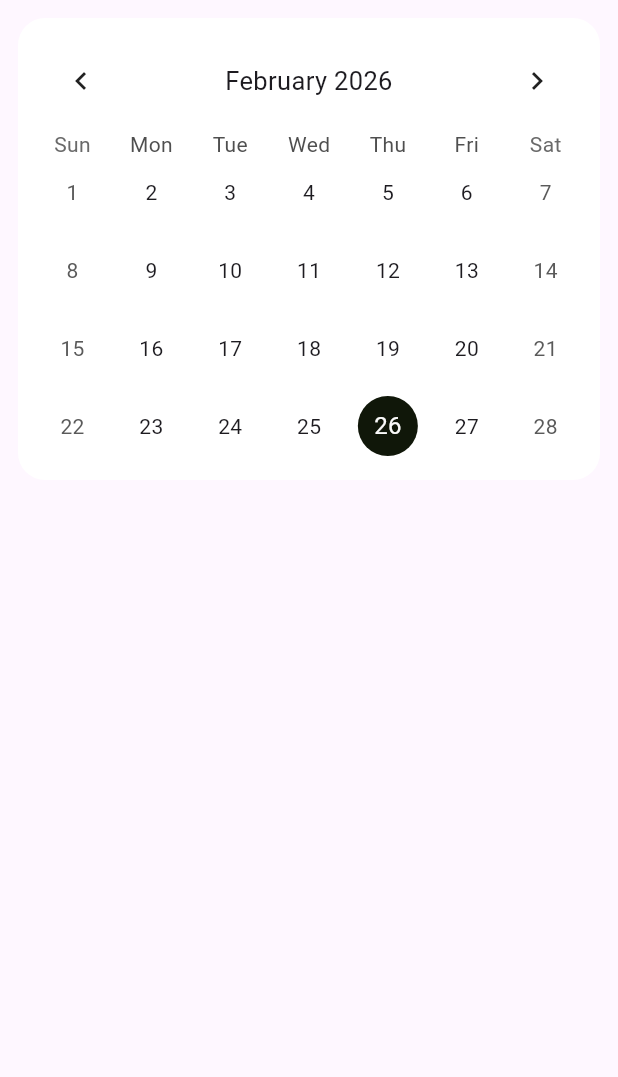
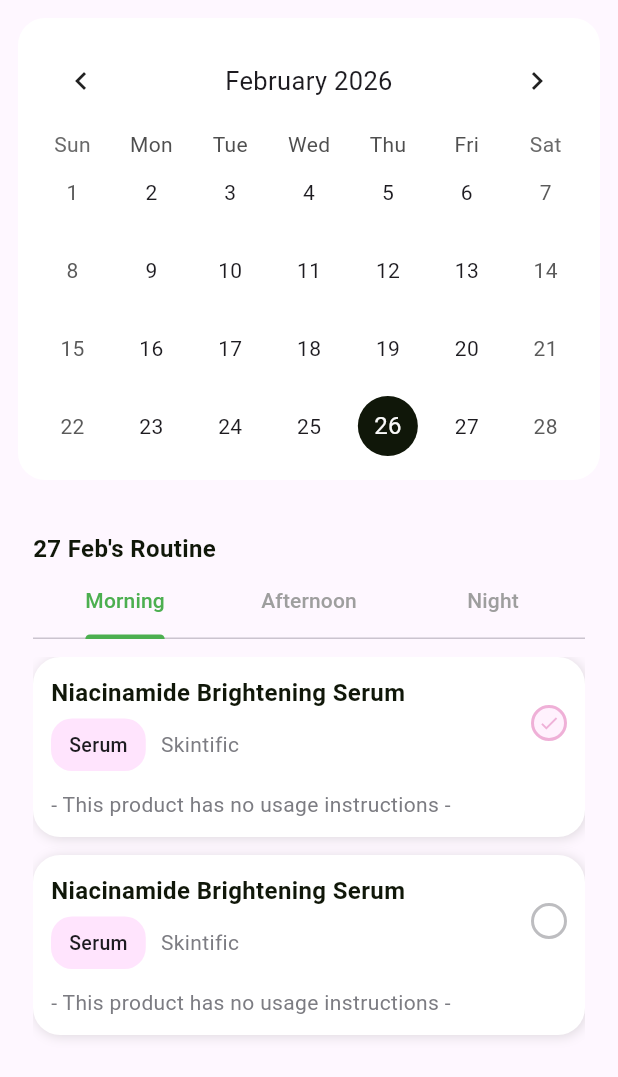
Before and after one commit to FlazeFy/Aurea-Mobile, a Flutter app: the RoutinePage screen opened directly, on a phone screen of 412 x 824 dp. Shown: the top 1077 px of the screen. Run offline on Flutter 3.47's test engine with Material 3 defaults, Android fonts, the phone set to English and light mode, and no system bars; drawn by our look-alikes of table_calendar; our stand-ins replace bloc, dio, equatable, flutter_bloc, flutter_secure_storage; accounts and stored records are empty.

Commit message:
feat(routine) :  add treatments routines by day UI

```diff
--- a/lib/features/dashboard/presentation/pages/routine_page.dart
+++ b/lib/features/dashboard/presentation/pages/routine_page.dart
@@ -1,4 +1,5 @@
 import 'package:aurea/features/dashboard/presentation/ui/organisms/o_routine_calendar.dart';
+import 'package:aurea/features/dashboard/presentation/ui/organisms/o_treatment_routines_by_day_list.dart';
 import 'package:flutter/material.dart';
 
 class RoutinePage extends StatelessWidget {
@@ -6,10 +7,16 @@ class RoutinePage extends StatelessWidget {
 
   @override
   Widget build(BuildContext context) {
+    final screenHeight = MediaQuery.of(context).size.height;
+
     return Scaffold(
       body: ListView(
-        children: const [
-          OrganismRoutineCalendar()
+        children: [
+          const OrganismRoutineCalendar(),
+          SizedBox(
+            height: screenHeight,
+            child: const OrganismTreatmentRoutinesByDayList()
+          )
         ],
       ),
     );
--- /dev/null
+++ b/lib/features/dashboard/presentation/ui/organisms/o_treatment_routines_by_day_list.dart
@@ -0,0 +1,66 @@
+import 'package:aurea/core/atoms/a_text.dart';
+import 'package:aurea/core/global/style.dart';
+import 'package:aurea/core/molecules/m_inventory_schedule_box.dart';
+import 'package:flutter/material.dart';
+
+class OrganismTreatmentRoutinesByDayList extends StatelessWidget {
+  const OrganismTreatmentRoutinesByDayList({super.key});
+
+  @override
+  Widget build(BuildContext context) {
+    return DefaultTabController(
+      length: 3,
+      child: Container(
+        margin: const EdgeInsets.all(spaceMD),
+        padding: const EdgeInsets.all(spaceSM),
+        child: Column(
+          crossAxisAlignment: CrossAxisAlignment.start,
+          children: [
+            const AtomText(text: "27 Feb's Routine", type: 'content-title'),
+            const TabBar(
+              indicatorColor: Colors.green,
+              indicatorWeight: 3,
+              labelColor: Colors.green,
+              unselectedLabelColor: Colors.grey,
+              tabs: [
+                Tab(text: "Morning"),
+                Tab(text: "Afternoon"),
+                Tab(text: "Night"),
+              ],
+            ),
+            const SizedBox(height: spaceMD),
+            Expanded(
+              child: TabBarView(
+                children: [
+                  _buildRoutineList("Morning"),
+                  _buildRoutineList("Afternoon"),
+                  _buildRoutineList("Night"),
+                ],
+              ),
+            ),
+          ],
+        ),
+      ),
+    );
+  }
+
+  static Widget _buildRoutineList(String period) {
+    return Column(
+      crossAxisAlignment: CrossAxisAlignment.start,
+      children: const [
+        MoleculeInventoryScheduleBox(
+          productName: 'Niacinamide Brightening Serum',
+          productBrand: 'Skintific',
+          productCategory: 'Serum',
+          isFinished: true,
+        ),
+        MoleculeInventoryScheduleBox(
+          productName: 'Niacinamide Brightening Serum',
+          productBrand: 'Skintific',
+          productCategory: 'Serum',
+          isFinished: false,
+        ),
+      ],
+    );
+  }
+}
```
